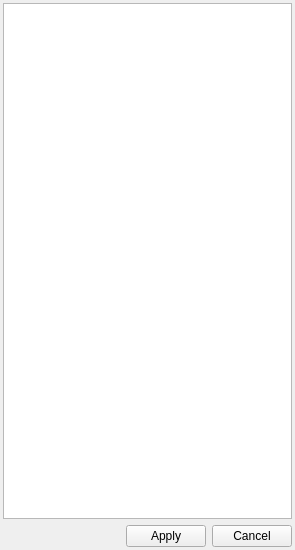
Above: bodypartedit_form.ui from konstvest/ei_maper before the change. Below: the same form after it.
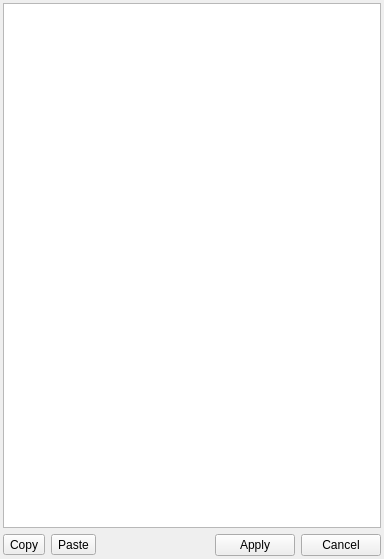
That is the form after the change.

Commit message: Added copy-paste for bodypart table

The edit to the form file:
```diff
--- a/bodypartedit_form.ui
+++ b/bodypartedit_form.ui
@@ -6,8 +6,8 @@
    <rect>
     <x>0</x>
     <y>0</y>
-    <width>295</width>
-    <height>550</height>
+    <width>384</width>
+    <height>559</height>
    </rect>
   </property>
   <property name="windowTitle">
@@ -50,6 +50,20 @@
      </item>
      <item>
       <layout class="QHBoxLayout" name="horizontalLayout">
+       <item>
+        <widget class="QToolButton" name="toolCopy">
+         <property name="text">
+          <string>Copy</string>
+         </property>
+        </widget>
+       </item>
+       <item>
+        <widget class="QToolButton" name="toolPaste">
+         <property name="text">
+          <string>Paste</string>
+         </property>
+        </widget>
+       </item>
        <item>
         <spacer name="horizontalSpacer">
          <property name="orientation">
```
The commit also changes 2 other files.
